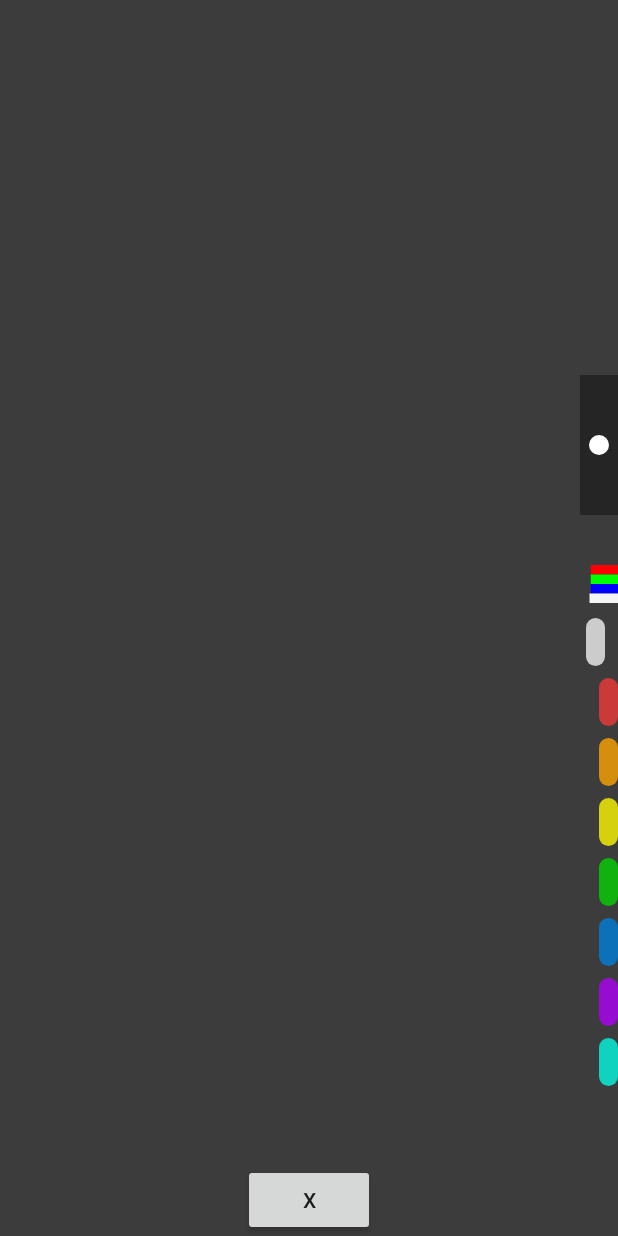
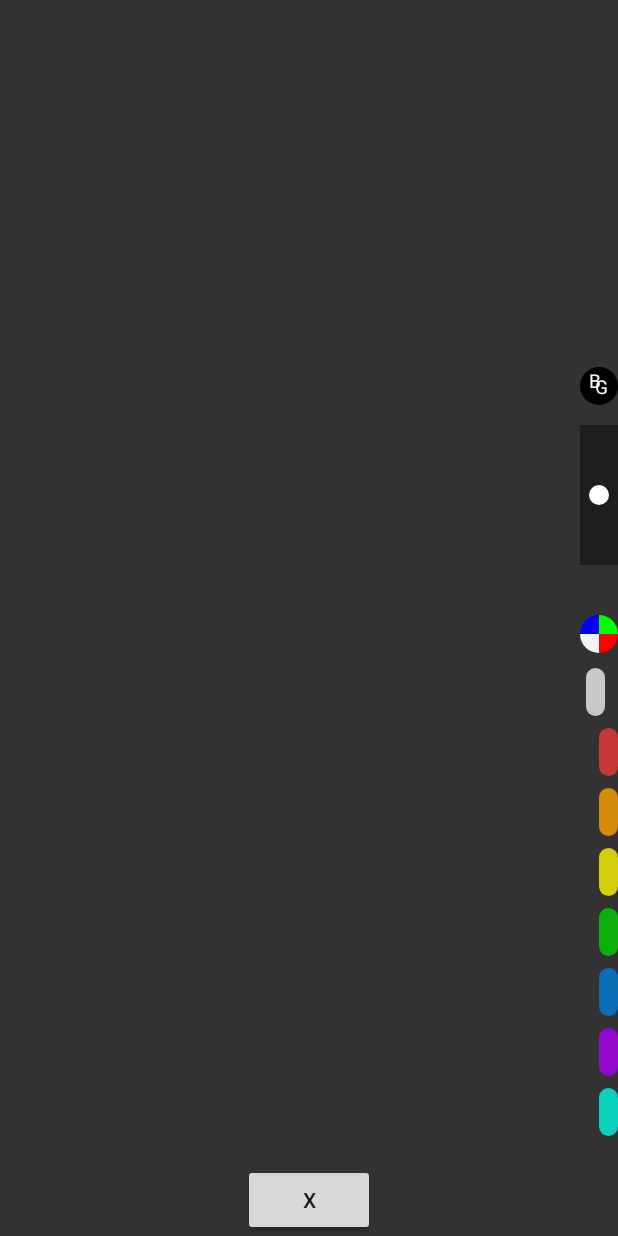
Before and after one commit to leol15/Paint, an Android app: the screen it shows after launch (FullscreenActivity), after a tap on an icon or button, on a phone screen of 412 x 824 dp. Run offline under Robolectric (Android 15) with nearby library versions, the phone set to English and light mode, and no system bars.

Commit message:
custom color & bg

```diff
--- a/app/src/main/java/com/example/paint/PaintView.java
+++ b/app/src/main/java/com/example/paint/PaintView.java
@@ -11,7 +11,6 @@ import android.graphics.PorterDuff;
 import android.view.MotionEvent;
 import android.view.View;
 
-import androidx.core.view.MotionEventCompat;
 
 import java.util.HashMap;
 import java.util.LinkedList;
@@ -24,6 +23,7 @@ public class PaintView extends View {
     int viewWidth;
     int viewHeight;
     int CURRENT_COLOR;
+    int CURRENT_BG_COLOR = Color.rgb(50, 50, 50);
     float CURRENT_WIDTH = 20;
 
     List<PathWarp> paths;
@@ -47,6 +47,17 @@ public class PaintView extends View {
 
         currentLines = new HashMap<>();
         lastPos = new HashMap<>();
+
+        this.addOnLayoutChangeListener(new OnLayoutChangeListener() {
+            @Override
+            public void onLayoutChange(View view, int i, int i1, int i2, int i3, int i4, int i5, int i6, int i7) {
+                viewWidth = getWidth();
+                viewHeight = getHeight();
+                mBitmap = Bitmap.createBitmap(viewWidth, viewHeight, Bitmap.Config.ARGB_8888);
+                mBMCanvas = new Canvas(mBitmap);
+                redrawBitmap();
+            }
+        });
     }
 
     @Override
@@ -60,6 +71,7 @@ public class PaintView extends View {
         }
     }
 
+
     Paint p;
     @Override
     protected void onDraw(Canvas canvas) {
@@ -72,6 +84,7 @@ public class PaintView extends View {
                 canvas.drawPath(pw.P, p);
             }
         }
+
     }
 
 
@@ -88,7 +101,7 @@ public class PaintView extends View {
             case MotionEvent.ACTION_POINTER_DOWN:
             case MotionEvent.ACTION_DOWN:
                 if (!currentLines.containsKey(id)) {
-                    float[] pos = new float[]{e.getX(index), e.getY(index), e.getX(index), e.getY(index)};
+                    float[] pos = new float[]{e.getX(index), e.getY(index)};
                     Path newLine = new Path();
                     currentLines.put(id, new PathWarp(newLine, CURRENT_COLOR, CURRENT_WIDTH));
                     lastPos.put(id, pos);
@@ -102,17 +115,13 @@ public class PaintView extends View {
                 float nx, ny;
                 for (int id_key: currentLines.keySet()) {
                     for (int i = 0; i < size; i++) {
-                        nx = e.getHistoricalX(e.findPointerIndex(id_key), i);
-                        ny = e.getHistoricalY(e.findPointerIndex(id_key), i);
-                        float[] lastPositions = lastPos.get(id_key);
-                        currentLines.get(id_key).P.quadTo(
-                                lastPositions[2] + (lastPositions[2] - lastPositions[0]) / 6,
-                                lastPositions[3] + (lastPositions[3] - lastPositions[1]) / 6,
-                                nx, ny);
-                        lastPositions[0] = lastPositions[2];
-                        lastPositions[1] = lastPositions[3];
-                        lastPositions[2] = nx;
-                        lastPositions[3] = ny;
+                        float[] lastP = lastPos.get(id_key);
+                        nx = (e.getHistoricalX(e.findPointerIndex(id_key), i));
+                        ny = (e.getHistoricalY(e.findPointerIndex(id_key), i));
+                        currentLines.get(id_key).P.quadTo(lastP[0], lastP[1],
+                                (nx + lastP[0]) / 2, (ny + lastP[1]) / 2);
+                        lastP[0] = nx;
+                        lastP[1] = ny;
                     }
                 }
                 invalidate();
@@ -124,8 +133,8 @@ public class PaintView extends View {
                 lastPos.remove(id);
                 PathWarp pw = paths.get(paths.size() - 1);
                 p.setColor(pw.Color);
-                p.setStrokeWidth(paths.get(paths.size() - 1).Width);
-                mBMCanvas.drawPath(paths.get(paths.size() - 1).P, p);
+                p.setStrokeWidth(pw.Width);
+                mBMCanvas.drawPath(pw.P, p);
                 isDrawing = currentLines.size() != 0;
                 undoStack.clear();
             default:
@@ -151,7 +160,17 @@ public class PaintView extends View {
         if (isDrawing) return;
         paths.clear();
         undoStack.clear();
-        mBMCanvas.drawColor(Color.TRANSPARENT, PorterDuff.Mode.CLEAR);
+        redrawBitmap();
+        invalidate();
+    }
+
+    void setBackground(int color) {
+        if (color == CURRENT_BG_COLOR) {
+            CURRENT_BG_COLOR = Color.TRANSPARENT;
+        } else {
+            CURRENT_BG_COLOR = color;
+        }
+        redrawBitmap();
         invalidate();
     }
 
@@ -162,12 +181,7 @@ public class PaintView extends View {
     void undo() {
         if (paths.size() > 0) {
             undoStack.push(paths.remove(paths.size() - 1));
-            mBMCanvas.drawColor(Color.TRANSPARENT, PorterDuff.Mode.CLEAR);
-            for (PathWarp pw : paths) {
-                p.setColor(pw.Color);
-                p.setStrokeWidth(pw.Width);
-                mBMCanvas.drawPath(pw.P, p);
-            }
+            redrawBitmap();
             invalidate();
         }
     }
@@ -175,13 +189,18 @@ public class PaintView extends View {
     void redo() {
         if (undoStack.size() > 0) {
             paths.add(undoStack.pop());
-            mBMCanvas.drawColor(Color.TRANSPARENT, PorterDuff.Mode.CLEAR);
-            for (PathWarp pw : paths) {
-                p.setColor(pw.Color);
-                p.setStrokeWidth(pw.Width);
-                mBMCanvas.drawPath(pw.P, p);
-            }
+            redrawBitmap();
             invalidate();
         }
     }
+
+    void redrawBitmap() {
+        mBMCanvas.drawColor(Color.TRANSPARENT, PorterDuff.Mode.CLEAR);
+        mBMCanvas.drawColor(CURRENT_BG_COLOR);
+        for (PathWarp pw : paths) {
+            p.setColor(pw.Color);
+            p.setStrokeWidth(pw.Width);
+            mBMCanvas.drawPath(pw.P, p);
+        }
+    }
 }
--- a/app/src/main/java/com/example/paint/SlimBar.java
+++ b/app/src/main/java/com/example/paint/SlimBar.java
@@ -67,9 +67,9 @@ public class SlimBar extends View {
         width = right - left;
         height = bottom - top;
         // color box
-        colorBoxSize = height / (colorBoxes.length * 4) + 10;
+        colorBoxSize = height / 2 / (colorBoxes.length * 2) + 10;
         colorBoxMargin = colorBoxSize / colorBoxes.length * 2;
-        colorBoxStartY = height / 2;
+        colorBoxStartY = height / 2 + 50;
         for (int i = 0; i < colorBoxes.length; i++) {
             colorBoxes[i].set(
                     left + width / 2f,
@@ -82,6 +82,8 @@ public class SlimBar extends View {
         customColorStartY = colorBoxStartY - (int) (customColorSelectorSize * 1.4);
         // stroke width
         adjustSizeCenterY = customColorStartY - 120;
+        // bg color
+        setBgStartY = adjustSizeCenterY - width - 70 - 20;
     }
 
     public void setPaintView(PaintView pv) {
@@ -92,7 +94,21 @@ public class SlimBar extends View {
 
     @Override
     protected void onDraw(Canvas canvas) {
+        // draw bg
+        if (selectingCustomColor) {
+            if (customColorIndex == 0) brush.setColor(Color.rgb(200, 0, 0));
+            if (customColorIndex == 1) brush.setColor(Color.rgb(0, 200, 0));
+            if (customColorIndex == 2) brush.setColor(Color.rgb(0, 0, 200));
+            if (customColorIndex == 3) {
+                brush.setColor(Color.argb(customColor[3],
+                        customColor[0], customColor[1], customColor[2]));
+            }
+            canvas.drawRoundRect(0,
+                    (255 - customColor[customColorIndex]) / 255f * height,
+                    width, height, 40, 40, brush);
+        }
         drawStrokeWeightSelection(canvas);
+        drawSetBackground(canvas);
         drawColorSelection(canvas);
         drawColorBox(canvas);
     }
@@ -146,7 +162,7 @@ public class SlimBar extends View {
         brush.setStyle(Paint.Style.FILL);
         brush.setColor(Color.BLACK);
         brush.setAlpha(100);
-        c.drawRoundRect(0,adjustSizeCenterY - 70,width,
+        c.drawRoundRect(0, adjustSizeCenterY - 70, width,
                 adjustSizeCenterY + 70, 0, 50, brush);
         brush.setColor(Color.WHITE);
         c.drawCircle(width / 2f, adjustSizeCenterY, currStrokeWidth / 2f, brush);
@@ -157,29 +173,27 @@ public class SlimBar extends View {
     int customColorSelectorSize;
     int customColorStartY;
     int[] customColor = new int[]{244, 244, 244, 255};
-    int customColorBoxAnimateSize = 0;
     void drawColorSelection(Canvas c) {
         brush.setStyle(Paint.Style.FILL);
-        final float startX = width / 4f; // start of column 2
         if (selectingCustomColor) {
-            if (customColorIndex == 0) brush.setColor(Color.RED);
-            if (customColorIndex == 1) brush.setColor(Color.GREEN);
-            if (customColorIndex == 2) brush.setColor(Color.BLUE);
-            if (customColorIndex == 3)
-                brush.setColor(Color.rgb(customColor[0], customColor[1], customColor[2]));
-            c.drawRect(0, customColorStartY +
-                            ((255 - customColor[customColorIndex]) * customColorSelectorSize / 255f),
-                    startX, customColorStartY + customColorSelectorSize, brush);
-        }
-        for (int i = 0; i < customColor.length; i++) {
-            if (i == 0) brush.setColor(Color.RED);
-            if (i == 1) brush.setColor(Color.GREEN);
-            if (i == 2) brush.setColor(Color.BLUE);
-            if (i == 3) brush.setColor(Color.rgb(customColor[0], customColor[1], customColor[2]));
-            c.drawRect(width - customColor[i] * startX * 3f / 255f,
-                    customColorStartY + i * customColorSelectorSize / 4f,
-                    width,
-                    customColorStartY + (i + 1) * customColorSelectorSize / 4f, brush);
+            brush.setColor(Color.argb(customColor[3],
+                    customColor[0], customColor[1], customColor[2]));
+            c.drawRoundRect(0, customColorStartY,
+                    customColorSelectorSize,
+                    customColorStartY + customColorSelectorSize, 30, 30, brush);
+        } else {
+            for (int i = 0; i < customColor.length; i++) {
+                if (i == 0) brush.setColor(Color.RED);
+                if (i == 1) brush.setColor(Color.GREEN);
+                if (i == 2) brush.setColor(Color.BLUE);
+                if (i == 3)
+                    brush.setColor(Color.argb(customColor[3],
+                            customColor[0], customColor[1], customColor[2]));
+                c.drawArc(0, customColorStartY, width,
+                        customColorStartY + customColorSelectorSize,
+                        90 * (4 - i), 90, true, brush);
+
+            }
         }
     }
 
@@ -191,6 +205,29 @@ public class SlimBar extends View {
         int index = xPos / (deviceW / 4 + 1);
         return index > -1 && index < 4 ? index : -1;
     }
+
+
+    int setBgStartY;
+    /**
+     * click to set back background to color[currentColorIndex]
+     */
+    void drawSetBackground(Canvas c) {
+        brush.setStyle(Paint.Style.FILL_AND_STROKE);
+        brush.setColor(Color.BLACK);
+        c.drawRoundRect(0, setBgStartY, width, setBgStartY + width, 40, 40, brush);
+        brush.setTextSize(width / 2f);
+        brush.setTextAlign(Paint.Align.CENTER);
+        brush.setColor(Color.WHITE);
+        c.drawText("B", width / 3f * 1.2f, setBgStartY + width / 1.8f, brush);
+        c.drawText("G", width / 3f * 1.7f, setBgStartY + width / 1.4f, brush);
+    }
+
+    int clickSetBackground(int yPos) {
+        if (yPos < setBgStartY || yPos > setBgStartY + width) return -1;
+        PV.setBackground(colors[currColorIndex]);
+        return 1;
+    }
+
 
 
     // state machine
@@ -287,6 +324,8 @@ public class SlimBar extends View {
                 if (startY - e.getY() < 0) PV.undo();
                 else PV.redo();
                 invalidate();
+            } else {
+                clickSetBackground((int) e.getY());
             }
         }
     }
```
